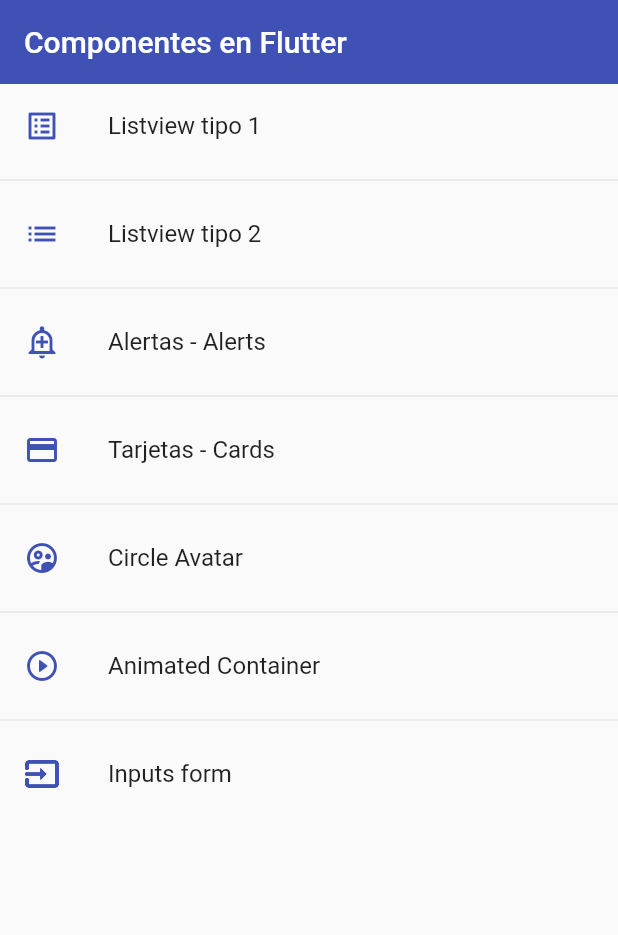
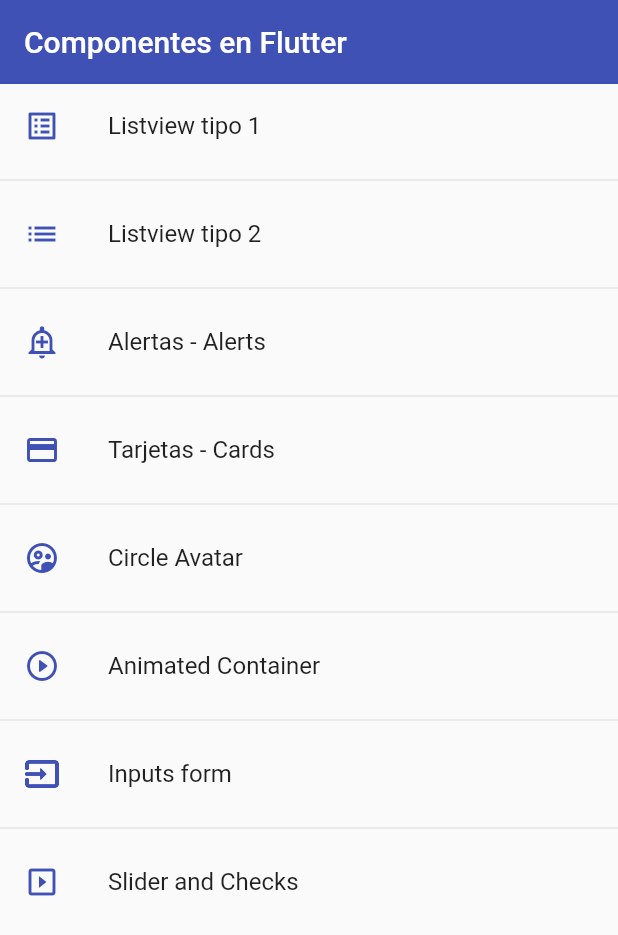
Before and after one commit to mkhi33/flutter, a Flutter app: the screen it shows after launch, on a phone screen of 412 x 824 dp. Shown: the top 935 px of the screen. Run offline on Flutter 3.47's test engine with Material 2 defaults, Android fonts, the phone set to English and light mode, and no system bars.

Commit message:
Utilizando el widget Slider

```diff
--- a/apps/fl_components/lib/router/app_routes.dart
+++ b/apps/fl_components/lib/router/app_routes.dart
@@ -46,6 +46,11 @@ class AppRoutes {
         name: 'Inputs form',
         screen: const InputsScreen(),
         icon: Icons.input_outlined),
+    MenuOption(
+        route: 'slider',
+        name: 'Slider and Checks',
+        screen: const SliderScreen(),
+        icon: Icons.slideshow_outlined),
   ];
 
   static Map<String, Widget Function(BuildContext)> getAppRoutes() {
--- a/apps/fl_components/lib/screens/screens.dart
+++ b/apps/fl_components/lib/screens/screens.dart
@@ -7,3 +7,4 @@ export 'package:fl_components/screens/home_screen.dart';
 export 'package:fl_components/screens/inputs_screen.dart';
 export 'package:fl_components/screens/listview1_screen.dart';
 export 'package:fl_components/screens/listview2_screen.dart';
+export 'package:fl_components/screens/slider_screen.dart';
```
Also changed, not shown: apps/fl_components/lib/screens/slider_screen.dart (added, +42 -0 lines).
